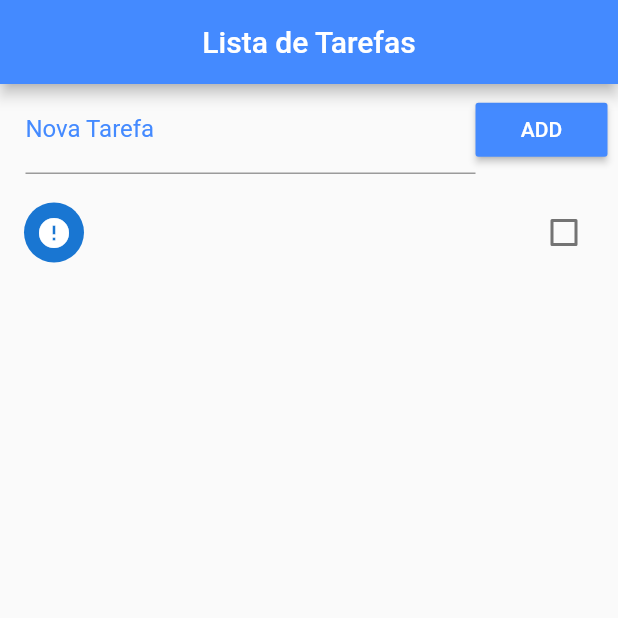
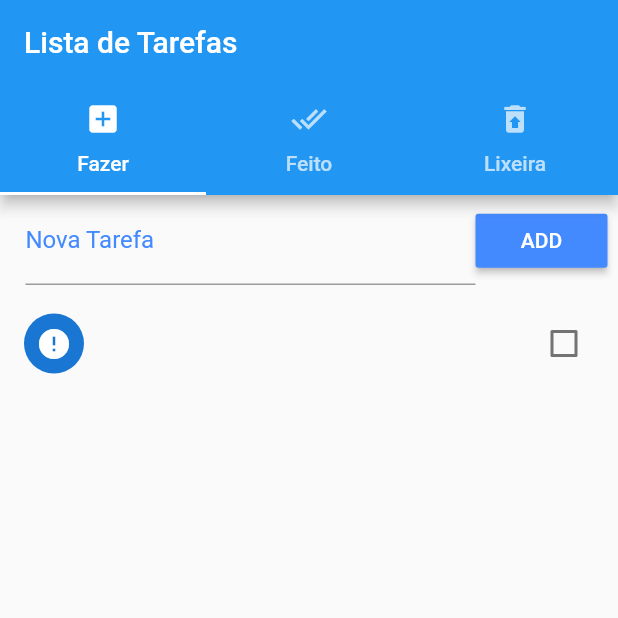
Before and after one commit to fernandowobeto/flutter_todo_list, a Flutter app: the screen it shows after launch, after a tap on "ADD", on a phone screen of 412 x 824 dp, the top half of it. Run offline on Flutter 3.47's test engine with Material 2 defaults, Android fonts, the phone set to English and light mode, and no system bars.

Commit message:
adicionando tabs segunda etapa

```diff
--- a/lib/main.dart
+++ b/lib/main.dart
@@ -1,9 +1,32 @@
 import 'package:flutter/material.dart';
 
 import 'todo.dart';
+import 'done.dart';
+import 'trash.dart';
 
 void main(){
   runApp(MaterialApp(
-    home: ToDo(),
+    home: DefaultTabController(
+      length: 3,
+      child: Scaffold(
+        appBar: AppBar(
+          bottom: TabBar(
+            tabs: [
+              Tab(icon: Icon(Icons.add_box), text: 'Fazer',),
+              Tab(icon: Icon(Icons.done_all), text: 'Feito',),
+              Tab(icon: Icon(Icons.restore_from_trash), text: 'Lixeira',)
+            ],
+          ),
+          title: Text('Lista de Tarefas'),
+        ),
+        body: TabBarView(
+          children: [
+            ToDo(),
+            Done(),
+            Trash(),
+          ],
+        ),
+      ),
+    ),
   ));
 }
--- a/lib/todo.dart
+++ b/lib/todo.dart
@@ -16,9 +16,6 @@ class _ToDoState extends State<ToDo> {
   final _toDoController = TextEditingController();
 
   List _toDoList = [];
-
-  Map<String, dynamic> _lastRemoved;
-  int _lastRemovedPos;
 
   @override
   void initState() {
@@ -61,13 +58,7 @@ class _ToDoState extends State<ToDo> {
 
   @override
   Widget build(BuildContext context) {
-    return Scaffold(
-      appBar: AppBar(
-        title: Text("Lista de Tarefas"),
-        backgroundColor: Colors.blueAccent,
-        centerTitle: true,
-      ),
-      body: Column(
+    return Column(
       children: <Widget>[
         Container(
           padding: EdgeInsets.fromLTRB(17.0, 1.0, 7.0, 1.0),
@@ -96,60 +87,27 @@ class _ToDoState extends State<ToDo> {
             child: ListView.builder(
                 padding: EdgeInsets.only(top: 10.0),
                 itemCount: _toDoList.length,
-                  itemBuilder: buildItem),),
+                itemBuilder: buildItem
+            ),
+          ),
         )
       ],
-      ),
     );
   }
 
   Widget buildItem(BuildContext context, int index){
-    return Dismissible(
-      key: Key(DateTime.now().millisecondsSinceEpoch.toString()),
-      background: Container(
-        color: Colors.red,
-        child: Align(
-          alignment: Alignment(-0.9, 0.0),
-          child: Icon(Icons.delete, color: Colors.white,),
-        ),
-      ),
-      direction: DismissDirection.startToEnd,
-      child: CheckboxListTile(
+    return CheckboxListTile(
       title: Text(_toDoList[index]["title"]),
       value: _toDoList[index]["ok"],
       secondary: CircleAvatar(
         child: Icon(_toDoList[index]["ok"] ?
-          Icons.check : Icons.error),),
+        Icons.check : Icons.error
+        ),
+      ),
       onChanged: (c){
         setState(() {
           _toDoList[index]["ok"] = c;
           _saveData();
-          });
-        },
-      ),
-      onDismissed: (direction){
-        setState(() {
-          _lastRemoved = Map.from(_toDoList[index]);
-          _lastRemovedPos = index;
-          _toDoList.removeAt(index);
-
-          _saveData();
-
-          final snack = SnackBar(
-            content: Text("Tarefa \"${_lastRemoved["title"]}\" removida!"),
-            action: SnackBarAction(label: "Desfazer",
-                onPressed: () {
-                  setState(() {
-                    _toDoList.insert(_lastRemovedPos, _lastRemoved);
-                    _saveData();
-                  });
-                }),
-            duration: Duration(seconds: 2),
-          );
-
-          Scaffold.of(context).removeCurrentSnackBar();
-          Scaffold.of(context).showSnackBar(snack);
-
         });
       },
     );
```
Also changed, not shown: lib/done.dart (added, +121 -0 lines), lib/trash.dart (added, +13 -0 lines), lib/DataModel.dart (added). Lines whose indentation alone changed are shown as unchanged.
